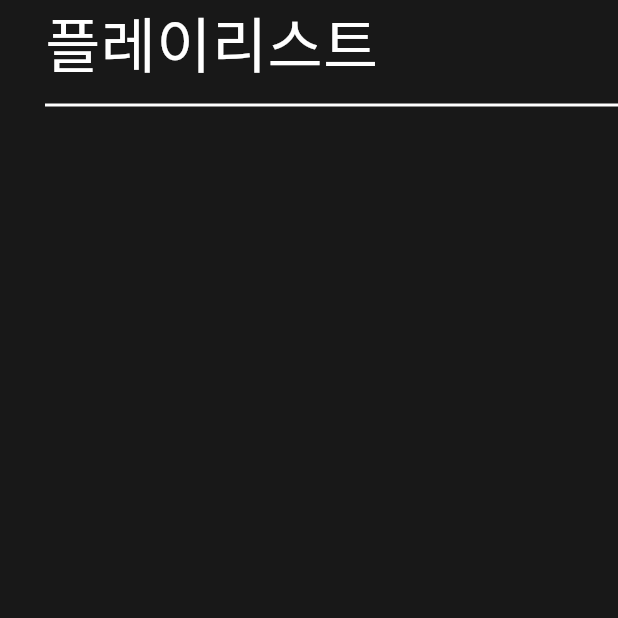
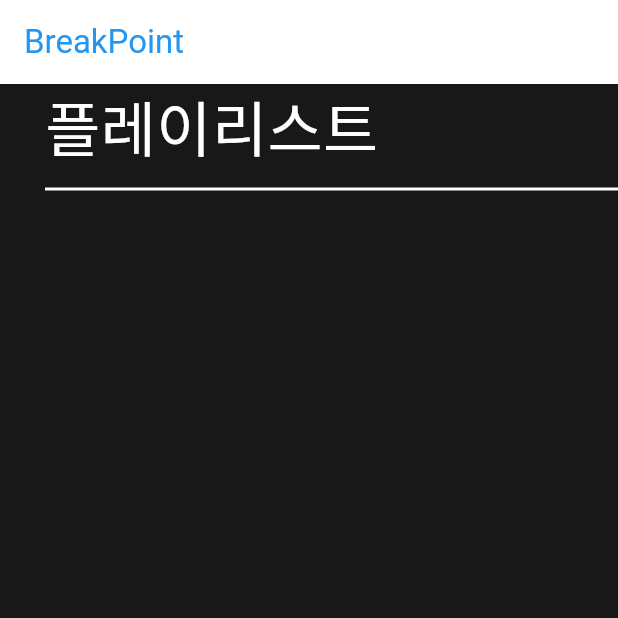
Before and after one commit to SungminPark1997/break-point, a Flutter app: the screen it shows after launch, on a phone screen of 412 x 824 dp, the top half of it. Run offline on Flutter 3.47's test engine with Material 3 defaults, Android fonts, the phone set to English and light mode, and no system bars.

Commit message:
add appBar

```diff
--- a/lib/main.dart
+++ b/lib/main.dart
@@ -17,11 +17,18 @@ class MyApp extends StatelessWidget {
           colorScheme: ColorScheme.fromSeed(seedColor: Colors.deepPurple),
           useMaterial3: true,
         ),
-        home: const Scaffold(
-            backgroundColor: Color(
+        home: Scaffold(
+            appBar: AppBar(
+              title: const Text(
+                'BreakPoint',
+                style: TextStyle(color: Colors.blue),
+              ), // 앱바 제목
+              backgroundColor: Colors.white, // 앱바 배경색
+            ),
+            backgroundColor: const Color(
               0xFF181818,
             ),
-            body: Column(
+            body: const Column(
               children: [
                 TitleWidget(title: "플레이리스트"),
               ],
```
